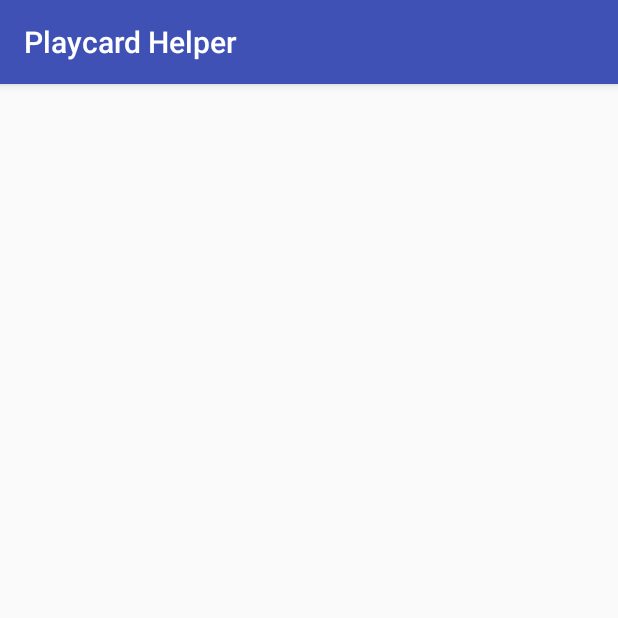
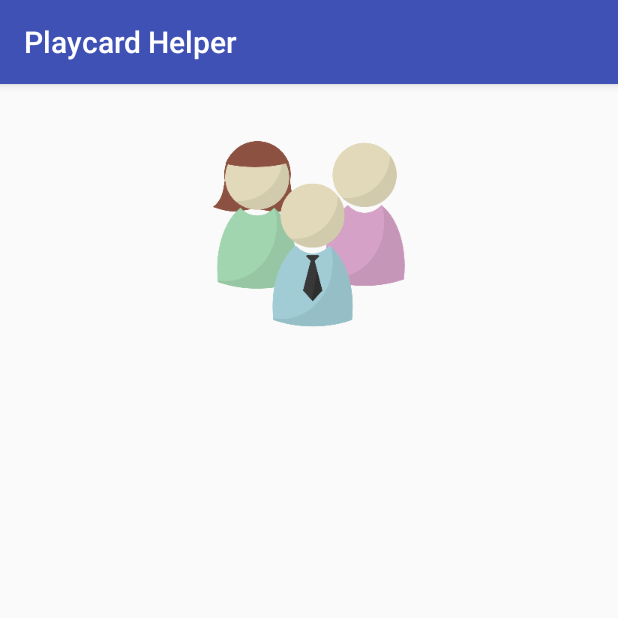
Before and after one commit to yidinghe/PlaycardHelper, an Android app: the screen it shows after launch (MainActivity), on a phone screen of 412 x 824 dp, the top half of it. Run offline under Robolectric (Android 15) with nearby library versions, the phone set to English and light mode, and no system bars.

Commit message:
Added MainActivity Icon.

```diff
--- a/PlaycardHelper/app/src/main/AndroidManifest.xml
+++ b/PlaycardHelper/app/src/main/AndroidManifest.xml
@@ -8,10 +8,9 @@
         android:label="@string/app_name"
         android:supportsRtl="true"
         android:theme="@style/AppTheme">
-        <activity android:name=".ui.MainActivity">
+        <activity android:name=".ui.activities.MainActivity">
             <intent-filter>
                 <action android:name="android.intent.action.MAIN" />
-
                 <category android:name="android.intent.category.LAUNCHER" />
             </intent-filter>
         </activity>
--- a/PlaycardHelper/app/src/main/kotlin/yidinghe/android/playcardhelper/ui/MainActivity.kt
+++ b/PlaycardHelper/app/src/main/kotlin/yidinghe/android/playcardhelper/ui/activities/MainActivity.kt
@@ -1,4 +1,4 @@
-package yidinghe.android.playcardhelper.ui
+package yidinghe.android.playcardhelper.ui.activities
 
 import android.support.v7.app.AppCompatActivity
 import android.os.Bundle
@@ -10,6 +10,5 @@ class MainActivity : AppCompatActivity() {
     override fun onCreate(savedInstanceState: Bundle?) {
         super.onCreate(savedInstanceState)
         setContentView(R.layout.activity_main)
-
     }
 }
--- a/PlaycardHelper/app/src/main/res/layout/activity_main.xml
+++ b/PlaycardHelper/app/src/main/res/layout/activity_main.xml
@@ -1,20 +1,26 @@
 <?xml version="1.0" encoding="utf-8"?>
 <RelativeLayout xmlns:android="http://schemas.android.com/apk/res/android"
-    xmlns:tools="http://schemas.android.com/tools"
     android:id="@+id/activity_main"
     android:layout_width="match_parent"
     android:layout_height="match_parent"
     android:paddingBottom="@dimen/activity_vertical_margin"
     android:paddingLeft="@dimen/activity_horizontal_margin"
     android:paddingRight="@dimen/activity_horizontal_margin"
-    android:paddingTop="@dimen/activity_vertical_margin"
-    tools:context="yidinghe.android.com.playcardhelper.ui.MainActivity">
+    android:paddingTop="@dimen/activity_vertical_margin">
+
+    <ImageView
+        android:id="@+id/image"
+        android:layout_width="wrap_content"
+        android:layout_height="wrap_content"
+        android:layout_centerHorizontal="true"
+        android:layout_margin="20dp"
+        android:background="@mipmap/users" />
 
     <android.support.v7.widget.RecyclerView
         android:id="@+id/recycler_view"
         style="@style/myRecyclerViewStyle"
         android:layout_width="match_parent"
         android:layout_height="wrap_content"
-        android:layout_alignParentBottom="true"
-        android:layout_alignParentStart="true" />
+        android:layout_alignParentStart="true"
+        android:layout_below="@+id/image" />
 </RelativeLayout>
```
Also changed, not shown: PlaycardHelper/app/src/main/res/mipmap-xxxhdpi/red_joker.png (added), PlaycardHelper/app/src/main/res/mipmap-xxxhdpi/users.png (added).
